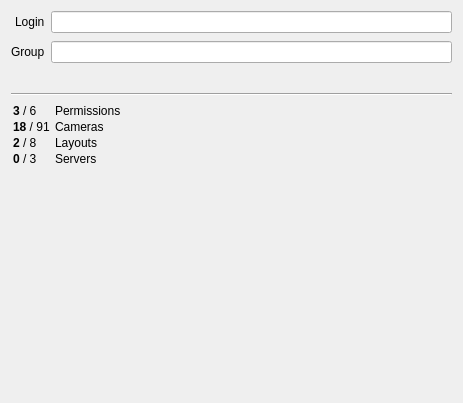
This is client/src/ui/widgets/properties/user_profile_widget.ui in networkoptix/nx_open as Qt 5 draws it before an edit. The edited form follows.
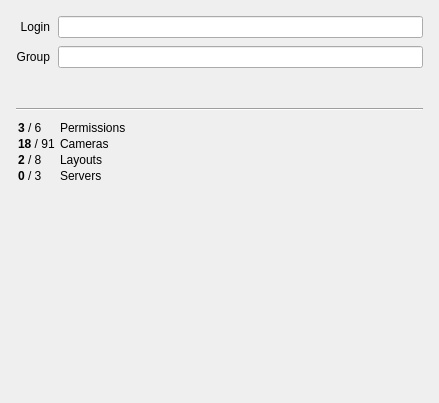
This is the edited form. Custom widgets are drawn as their Qt base class.

Commit message:
VMS-2293: Create dialog for access rights setup
<==== Mercurial data ====>
Branch: dev_3.0.0_gui

The edit to the form file:
```diff
--- a/client/src/ui/widgets/properties/user_profile_widget.ui
+++ b/client/src/ui/widgets/properties/user_profile_widget.ui
@@ -6,11 +6,26 @@
    <rect>
     <x>0</x>
     <y>0</y>
-    <width>463</width>
+    <width>439</width>
     <height>403</height>
    </rect>
   </property>
   <layout class="QVBoxLayout" name="verticalLayout">
+   <property name="spacing">
+    <number>8</number>
+   </property>
+   <property name="leftMargin">
+    <number>16</number>
+   </property>
+   <property name="topMargin">
+    <number>16</number>
+   </property>
+   <property name="rightMargin">
+    <number>16</number>
+   </property>
+   <property name="bottomMargin">
+    <number>16</number>
+   </property>
    <item>
     <layout class="QGridLayout" name="propertiesLayout">
      <property name="verticalSpacing">
@@ -21,6 +36,9 @@
        <property name="text">
         <string>Login</string>
        </property>
+       <property name="alignment">
+        <set>Qt::AlignRight|Qt::AlignTrailing|Qt::AlignVCenter</set>
+       </property>
       </widget>
      </item>
      <item row="1" column="1">
@@ -34,6 +52,9 @@
        <property name="text">
         <string>Group</string>
        </property>
+       <property name="alignment">
+        <set>Qt::AlignRight|Qt::AlignTrailing|Qt::AlignVCenter</set>
+       </property>
       </widget>
      </item>
     </layout>
```
The commit also changes 5 other files.
